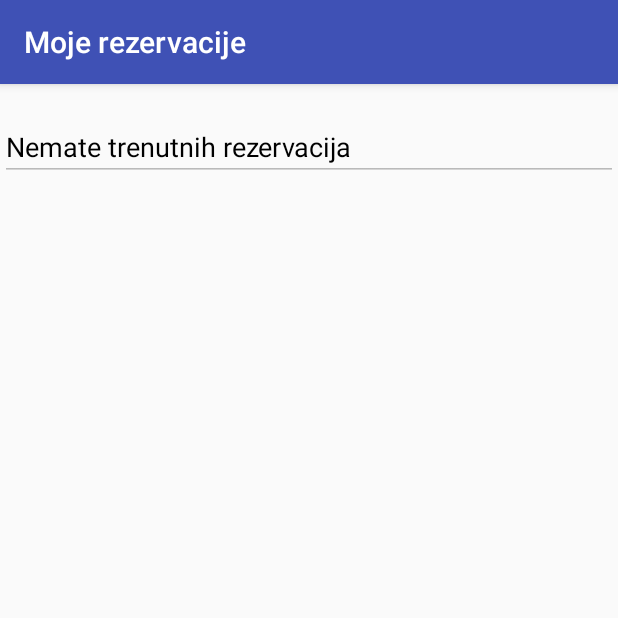
After one commit to PMA2017/Tim12, an Android app: the MyReservationsActivity screen opened directly, with no data from a screen before it, on a phone screen of 412 x 824 dp, the top half of it. The commit adds this screen. Run offline under Robolectric (Android 15) with nearby library versions, the phone set to English and light mode, and no system bars; 1 statement that could not run was skipped.

Commit message:
Prikaz rezervacija za korisnika

```diff
--- a/ParkMe/app/src/main/java/com/example/parkingApp/parkme/activities/MainPageActivity.java
+++ b/ParkMe/app/src/main/java/com/example/parkingApp/parkme/activities/MainPageActivity.java
@@ -274,7 +274,8 @@ public class MainPageActivity extends AppCompatActivity {
         } else if (position == 2) {
 
         } else if (position == 3) {
-            //..
+            Intent preference = new Intent(MainPageActivity.this, MyReservationsActivity.class);
+            startActivity(preference);
         } else if (position == 4) {
             logout();
             disconnectFromFacebook();
--- /dev/null
+++ b/ParkMe/app/src/main/java/com/example/parkingApp/parkme/activities/MyReservationsActivity.java
@@ -0,0 +1,107 @@
+package com.example.parkingApp.parkme.activities;
+
+import android.content.Context;
+import android.content.DialogInterface;
+import android.content.Intent;
+import android.content.SharedPreferences;
+import android.graphics.Color;
+import android.support.v7.app.AlertDialog;
+import android.support.v7.app.AppCompatActivity;
+import android.os.Bundle;
+import android.view.View;
+import android.widget.Button;
+import android.widget.EditText;
+import android.widget.LinearLayout;
+import android.widget.Toast;
+
+import com.example.parkingApp.parkme.R;
+import com.example.parkingApp.parkme.model.Comment;
+import com.example.parkingApp.parkme.model.Parking;
+import com.example.parkingApp.parkme.model.Reservation;
+import com.example.parkingApp.parkme.servicecall.ApiUtils;
+import com.example.parkingApp.parkme.servicecall.ParkingService;
+
+import java.util.List;
+
+import retrofit2.Call;
+import retrofit2.Callback;
+import retrofit2.Response;
+
+
+public class MyReservationsActivity extends AppCompatActivity {
+
+    private String username;
+    public static int integer = 0;
+    LinearLayout linear;
+    private ParkingService mAPIService;
+
+    @Override
+    protected void onCreate(Bundle savedInstanceState) {
+        super.onCreate(savedInstanceState);
+        setContentView(R.layout.activity_my_reservations);
+
+        mAPIService = ApiUtils.getAPIService();
+
+        linear = (LinearLayout) findViewById(R.id.my_res);
+
+        SharedPreferences preferences = getSharedPreferences("MyPrefs", Context.MODE_PRIVATE);
+        username = preferences.getString("username", "");
+
+        List<Reservation> reservationList = Reservation.find(Reservation.class, "user = ?", username);
+
+        if(!reservationList.isEmpty()){
+            for(Reservation r:reservationList){
+                createNewTextView(r);
+            }
+        }else{
+            final EditText textView = new EditText(this);
+            textView.setEnabled(false);
+            textView.setText("Nemate trenutnih rezervacija");
+            textView.setTextColor(Color.parseColor("#000000"));
+            linear.addView(textView);
+        }
+    }
+
+    private void createNewTextView(Reservation reservation) {
+        //final EditText textView = new EditText(this);
+        final Button textView = new Button(this);
+        //textView.setEnabled(false);
+        textView.setId(integer);
+        textView.setText(reservation.getParking() + " "  + System.getProperty("line.separator") + "Datum: " + reservation.getDate() +  " Od: " + reservation.getTimeFrom() + " Do: " + reservation.getTimeTo());
+        textView.setTextColor(Color.parseColor("#000000"));
+        linear.addView(textView);
+        integer += 1;
+
+        textView.setOnClickListener(new View.OnClickListener() {
+            @Override
+            public void onClick(View view) {
+                final String parking = textView.getText().toString().split(" ")[0];
+                new AlertDialog.Builder(MyReservationsActivity.this)
+                        .setTitle("Brisanje rezervacije")
+                        .setMessage("Da li zelite da obrisete vasu rezervaciju?")
+                        .setNegativeButton(android.R.string.cancel, null) // dismisses by default
+                        .setPositiveButton(android.R.string.ok, new DialogInterface.OnClickListener() {
+                            @Override public void onClick(DialogInterface dialog, int which) {
+                                mAPIService.increaseCapacity(parking).enqueue(new Callback<Parking>() {
+                                    @Override
+                                    public void onResponse(Call<Parking> call, Response<Parking> response) {
+                                        Toast.makeText(MyReservationsActivity.this,"Uspesno ste obrisali rezervaciju!",Toast.LENGTH_LONG).show();
+                                        Intent intent = new Intent(MyReservationsActivity.this, MainPageActivity.class);
+                                        startActivity(intent);
+                                    }
+
+                                    @Override
+                                    public void onFailure(Call<Parking> call, Throwable t) {
+                                        Toast.makeText(MyReservationsActivity.this,"Greska!",Toast.LENGTH_LONG).show();
+                                    }
+                                });
+                            }
+                        })
+                        .create()
+                        .show();
+            }
+        });
+    }
+
+
+}
--- a/ParkMe/app/src/main/java/com/example/parkingApp/parkme/servicecall/ApiUtils.java
+++ b/ParkMe/app/src/main/java/com/example/parkingApp/parkme/servicecall/ApiUtils.java
@@ -4,8 +4,8 @@ public class ApiUtils {
 
     private ApiUtils() {}
 
-    public static final String BASE_URL = "http://fast-hamlet-58581.herokuapp.com/";
-    //public static final String BASE_URL = "http://192.168.0.101:9000/";
+    //public static final String BASE_URL = "http://fast-hamlet-58581.herokuapp.com/";
+    public static final String BASE_URL = "http://192.168.0.101:9000/";
 
     public static ParkingService getAPIService() {
 
--- a/ParkMe/app/src/main/java/com/example/parkingApp/parkme/servicecall/ParkingService.java
+++ b/ParkMe/app/src/main/java/com/example/parkingApp/parkme/servicecall/ParkingService.java
@@ -35,6 +35,9 @@ public interface ParkingService {
     @POST("parkings/updateCapacity")
     Call<Parking> updateCapacity(@Body String title);
 
+    @POST("parkings/increaseCapacity")
+    Call<Parking> increaseCapacity(@Body String title);
+
     @POST("parkings/update")
     Call<Parking> updateParking(@Body Parking parking);
 
--- /dev/null
+++ b/ParkMe/app/src/main/res/layout/activity_my_reservations.xml
@@ -0,0 +1,20 @@
+<?xml version="1.0" encoding="utf-8"?>
+<ScrollView xmlns:android="http://schemas.android.com/apk/res/android"
+    xmlns:app="http://schemas.android.com/apk/res-auto"
+    xmlns:tools="http://schemas.android.com/tools"
+    android:layout_width="match_parent"
+    android:layout_height="match_parent"
+    tools:context="com.example.parkingApp.parkme.activities.MyReservationsActivity">
+
+    <LinearLayout
+        android:id="@+id/my_res"
+        android:layout_width="match_parent"
+        android:layout_height="wrap_content"
+        android:orientation="vertical"
+        android:layout_marginTop="19dp">
+
+
+
+    </LinearLayout>
+
+</ScrollView>
```
Also changed, not shown: ParkMe/app/src/main/AndroidManifest.xml (+19 -10 lines), ParkMe/app/src/main/res/xml/preferences.xml (+5 -49 lines), 2 other files.
